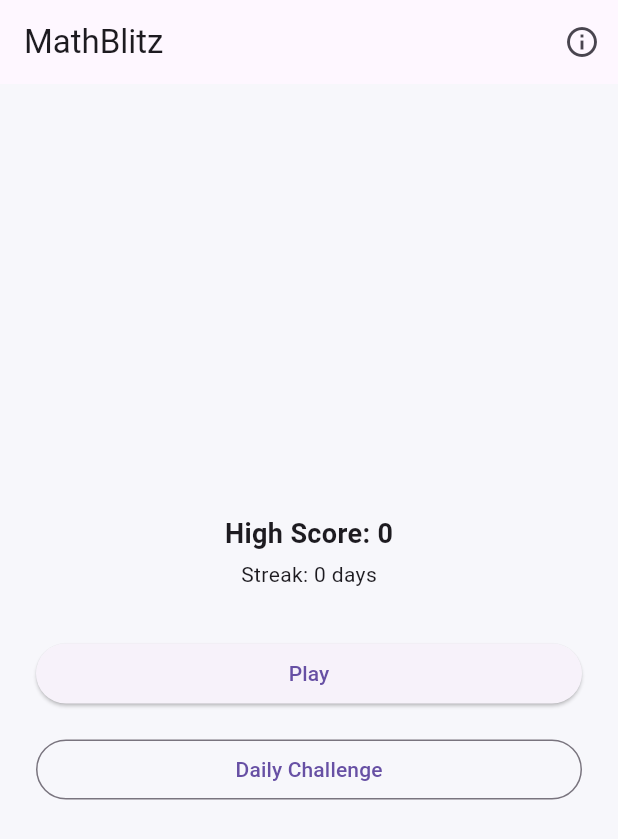
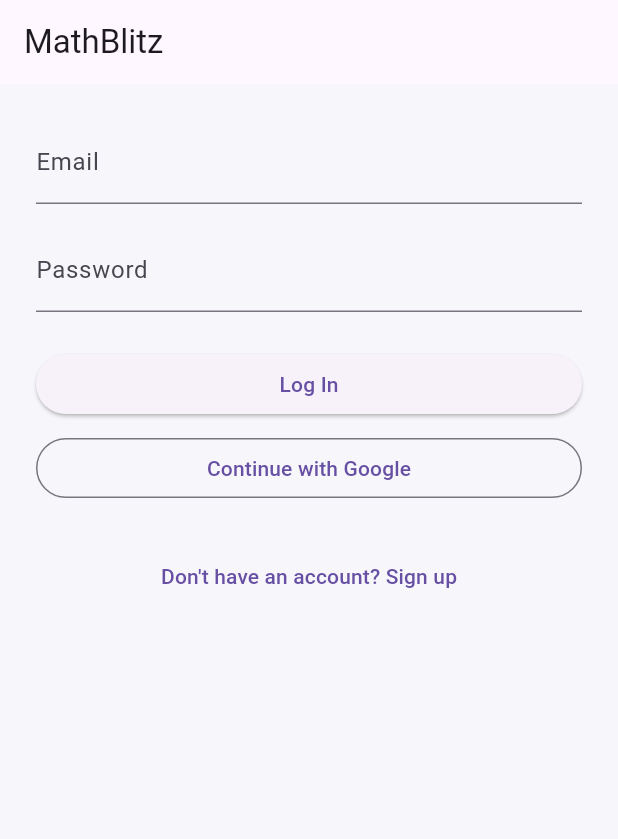
Before and after one commit to amankumar96/BrainMantra, a Flutter app: the screen it shows after launch, on a phone screen of 412 x 824 dp. Shown: the top 839 px of the screen. Run offline on Flutter 3.47's test engine with Material 3 defaults, Android fonts, the phone set to English and light mode, and no system bars; our stand-ins replace shared_preferences, supabase_flutter; accounts and stored records are empty.

Commit message:
Phase 2 Part B: Supabase accounts + leaderboard
Connected to the user's real Supabase project (schema already created via
the SQL Editor per the plan - profiles, daily_test_results,
leaderboard_last_30_days view, all with RLS).

- supabase_config.dart: project URL + anon key (safe to embed - Supabase's
  security model relies on RLS, not key secrecy)
- auth_service.dart: email/password sign-up (Confirm-email disabled per
  the user's request, so sign-up logs straight in) + sign-in, Google
  OAuth via signInWithOAuth (web works now; Android/iOS need their own
  URL-scheme registration before it works there, not yet done), and
  ensureProfileExists() which creates a player's profiles row exactly
  once regardless of which sign-in method first created their account
- leaderboard_service.dart: submitDailyResult (upserts one row per user
  per UTC day) and fetchTopRankings (reads the ranked view)
- sign_up_screen.dart / login_screen.dart: email+password forms + a
  Google button, cross-linked
- leaderboard_screen.dart: ranked list, current player's row highlighted
- main.dart: Supabase.initialize before runApp; a StreamBuilder-driven
  auth gate (session present -> HomeScreen, absent -> LoginScreen) that
  also creates a player's profile row on every AuthChangeEvent.signedIn
- home_screen.dart: shows RulesDialog automatically exactly once (new
  StorageService.hasSeenRules/markRulesSeen flag), a Leaderboard button,
  and a sign-out action
- game_screen.dart: submits to the leaderboard only for Daily Challenge
  sessions (Play stays local-only/unranked, per the plan's fairness
  rationale) - reads _controller.isDailyChallenge rather than
  widget.isDailyChallenge so a test-injected debugController stays
  authoritative

Fixed 2 tests that broke because RulesDialog now auto-shows on a fresh
install (expected - it was blocking taps meant for the widgets under it);
added a dedicated test for the show-once behavior. Added tests for the
new StorageService methods and LeaderboardEntry.fromRow parsing.
AuthService/LeaderboardService's live-Supabase calls are manual-check-only
per the plan - no lightweight fake SupabaseClient to unit test against.

Co-Authored-By: Claude Sonnet 5 <noreply@anthropic.com>

```diff
--- a/lib/main.dart
+++ b/lib/main.dart
@@ -1,10 +1,23 @@
+import 'dart:async';
+
 import 'package:flutter/material.dart';
+import 'package:supabase_flutter/supabase_flutter.dart';
 
 import 'screens/home_screen.dart';
+import 'screens/login_screen.dart';
+import 'services/auth_service.dart';
+import 'services/supabase_config.dart';
 
-/// Entry point. Phase 2 is now wired up: the app launches straight into
-/// HomeScreen instead of the earlier "under construction" placeholder.
-void main() {
+/// Entry point. Connects to Supabase before anything else runs — every
+/// screen assumes `Supabase.instance.client` is already initialized.
+Future<void> main() async {
+  WidgetsFlutterBinding.ensureInitialized();
+  await Supabase.initialize(
+    url: SupabaseConfig.url,
+    // Legacy JWT-format anon keys (like this project's) remain valid —
+    // they're just passed under the SDK's newer parameter name now.
+    publishableKey: SupabaseConfig.anonKey,
+  );
   runApp(const MathBlitzApp());
 }
 
@@ -15,7 +28,52 @@ class MathBlitzApp extends StatelessWidget {
   Widget build(BuildContext context) {
     return const MaterialApp(
       title: 'MathBlitz',
-      home: HomeScreen(),
+      home: _AuthGate(),
     );
   }
 }
+
+/// Decides between the login/sign-up flow and [HomeScreen] based on
+/// whether a Supabase session exists — including on a fresh app launch,
+/// since `supabase_flutter` persists sessions locally by default (this is
+/// what keeps a signed-up player logged in until they actually sign out).
+class _AuthGate extends StatefulWidget {
+  const _AuthGate();
+
+  @override
+  State<_AuthGate> createState() => _AuthGateState();
+}
+
+class _AuthGateState extends State<_AuthGate> {
+  late final StreamSubscription<AuthState> _authSubscription;
+
+  @override
+  void initState() {
+    super.initState();
+    // Separate from the StreamBuilder below — this is purely the
+    // one-time-per-sign-in side effect (creating a profiles row), kept
+    // out of build() so it never runs as a side effect of rebuilding.
+    _authSubscription = AuthService.authStateChanges.listen((state) {
+      if (state.event == AuthChangeEvent.signedIn) {
+        AuthService.ensureProfileExists();
+      }
+    });
+  }
+
+  @override
+  void dispose() {
+    _authSubscription.cancel();
+    super.dispose();
+  }
+
+  @override
+  Widget build(BuildContext context) {
+    return StreamBuilder<AuthState>(
+      stream: AuthService.authStateChanges,
+      builder: (context, _) {
+        final hasSession = AuthService.currentUser != null;
+        return hasSession ? const HomeScreen() : const LoginScreen();
+      },
+    );
+  }
+}
--- /dev/null
+++ b/lib/screens/login_screen.dart
@@ -0,0 +1,127 @@
+import 'package:flutter/material.dart';
+
+import '../services/auth_service.dart';
+import '../utils/constants.dart';
+import 'sign_up_screen.dart';
+
+/// Returning-player login. Like SignUpScreen, doesn't navigate anywhere
+/// on success itself — the root auth-gate in main.dart reacts to the
+/// session becoming active and swaps to HomeScreen automatically.
+class LoginScreen extends StatefulWidget {
+  const LoginScreen({super.key});
+
+  @override
+  State<LoginScreen> createState() => _LoginScreenState();
+}
+
+class _LoginScreenState extends State<LoginScreen> {
+  final _formKey = GlobalKey<FormState>();
+  final _emailController = TextEditingController();
+  final _passwordController = TextEditingController();
+
+  bool _isSubmitting = false;
+  String? _errorMessage;
+
+  @override
+  void dispose() {
+    _emailController.dispose();
+    _passwordController.dispose();
+    super.dispose();
+  }
+
+  Future<void> _submitEmailLogin() async {
+    if (!_formKey.currentState!.validate()) return;
+    setState(() {
+      _isSubmitting = true;
+      _errorMessage = null;
+    });
+    try {
+      await AuthService.signIn(
+        email: _emailController.text.trim(),
+        password: _passwordController.text,
+      );
+    } catch (e) {
+      if (mounted) setState(() => _errorMessage = e.toString());
+    } finally {
+      if (mounted) setState(() => _isSubmitting = false);
+    }
+  }
+
+  Future<void> _submitGoogle() async {
+    setState(() => _errorMessage = null);
+    try {
+      await AuthService.signInWithGoogle();
+    } catch (e) {
+      if (mounted) setState(() => _errorMessage = e.toString());
+    }
+  }
+
+  @override
+  Widget build(BuildContext context) {
+    return Scaffold(
+      backgroundColor: AppColors.background,
+      appBar: AppBar(title: const Text('MathBlitz')),
+      body: SafeArea(
+        child: SingleChildScrollView(
+          padding: const EdgeInsets.all(AppSpacing.lg),
+          child: Form(
+            key: _formKey,
+            child: Column(
+              crossAxisAlignment: CrossAxisAlignment.stretch,
+              children: [
+                TextFormField(
+                  controller: _emailController,
+                  decoration: const InputDecoration(labelText: 'Email'),
+                  keyboardType: TextInputType.emailAddress,
+                  validator: (value) =>
+                      (value == null || !value.contains('@'))
+                          ? 'Enter a valid email'
+                          : null,
+                ),
+                const SizedBox(height: AppSpacing.md),
+                TextFormField(
+                  controller: _passwordController,
+                  decoration: const InputDecoration(labelText: 'Password'),
+                  obscureText: true,
+                  validator: (value) => (value == null || value.isEmpty)
+                      ? 'Enter your password'
+                      : null,
+                ),
+                const SizedBox(height: AppSpacing.lg),
+                if (_errorMessage != null) ...[
+                  Text(
+                    _errorMessage!,
+                    style: const TextStyle(color: AppColors.wrong),
+                  ),
+                  const SizedBox(height: AppSpacing.md),
+                ],
+                ElevatedButton(
+                  onPressed: _isSubmitting ? null : _submitEmailLogin,
+                  child: _isSubmitting
+                      ? const SizedBox(
+                          width: 20,
+                          height: 20,
+                          child: CircularProgressIndicator(strokeWidth: 2),
+                        )
+                      : const Text('Log In'),
+                ),
+                const SizedBox(height: AppSpacing.sm),
+                OutlinedButton(
+                  onPressed: _isSubmitting ? null : _submitGoogle,
+                  child: const Text('Continue with Google'),
+                ),
+                const SizedBox(height: AppSpacing.lg),
+                TextButton(
+                  onPressed: () => Navigator.of(context).pushReplacement(
+                    MaterialPageRoute(builder: (_) => const SignUpScreen()),
+                  ),
+                  child: const Text("Don't have an account? Sign up"),
+                ),
+              ],
+            ),
+          ),
+        ),
+      ),
+    );
+  }
+}
--- /dev/null
+++ b/lib/services/auth_service.dart
@@ -0,0 +1,96 @@
+import 'package:flutter/foundation.dart';
+import 'package:supabase_flutter/supabase_flutter.dart';
+
+/// Wraps Supabase Auth so the rest of the app never touches the
+/// `supabase_flutter` client directly. With "Confirm email" turned off in
+/// the Supabase project, [signUp] returns an active, logged-in session
+/// immediately — no email-confirmation step for the player to go through.
+abstract final class AuthService {
+  static SupabaseClient get _client => Supabase.instance.client;
+
+  static User? get currentUser => _client.auth.currentUser;
+
+  /// Fires on every sign-in, sign-out, and token refresh. `main.dart`'s
+  /// auth gate listens to this to decide whether to show the login flow
+  /// or go straight to [HomeScreen] — including on a fresh app launch,
+  /// since `supabase_flutter` persists sessions locally by default (this
+  /// is what makes a signed-up player stay logged in until they actually
+  /// sign out or uninstall, with no extra work needed).
+  static Stream<AuthState> get authStateChanges => _client.auth.onAuthStateChange;
+
+  static Future<void> signUp({
+    required String email,
+    required String password,
+    required String displayName,
+  }) async {
+    final response =
+        await _client.auth.signUp(email: email, password: password);
+    if (response.user == null) {
+      throw StateError(
+        'Sign up did not return a user — check that "Confirm email" is '
+        'disabled in the Supabase project (Authentication > Providers > '
+        'Email), otherwise no session is issued until the email link is '
+        'clicked.',
+      );
+    }
+    await ensureProfileExists(preferredDisplayName: displayName);
+  }
+
+  static Future<void> signIn({
+    required String email,
+    required String password,
+  }) {
+    return _client.auth.signInWithPassword(email: email, password: password);
+  }
+
+  /// Opens Google's sign-in flow. On web this redirects within the same
+  /// tab; on Android/iOS it opens the system browser and redirects back
+  /// via [redirectTo] — actually receiving that redirect on mobile needs
+  /// the corresponding URL-scheme registered in AndroidManifest.xml /
+  /// Info.plist, which is a separate platform-config step not yet done
+  /// (this app has only been run on web/desktop so far). Works as-is on
+  /// web with no further setup.
+  static Future<void> signInWithGoogle() {
+    return _client.auth.signInWithOAuth(
+      OAuthProvider.google,
+      redirectTo: kIsWeb ? null : 'io.mathblitz.app://login-callback',
+    );
+  }
+
+  static Future<void> signOut() => _client.auth.signOut();
+
+  /// Creates this player's `profiles` row if one doesn't already exist.
+  /// Called after [signUp] (with the name they typed in the form) and
+  /// again from the auth-state listener on every sign-in (covering
+  /// Google sign-in, which never goes through [signUp] and so needs its
+  /// profile created the first time that user is ever seen).
+  static Future<void> ensureProfileExists({String? preferredDisplayName}) async {
+    final user = currentUser;
+    if (user == null) return;
+
+    final existing = await _client
+        .from('profiles')
+        .select('id')
+        .eq('id', user.id)
+        .maybeSingle();
+    if (existing != null) return;
+
+    final displayName = preferredDisplayName ??
+        user.userMetadata?['full_name'] as String? ??
+        user.userMetadata?['name'] as String? ??
+        user.email?.split('@').first ??
+        'Player';
+
+    try {
+      await _client.from('profiles').insert({
+        'id': user.id,
+        'display_name': displayName,
+      });
+    } on PostgrestException catch (e) {
+      // A duplicate-key error here means another call already created
+      // the row (a harmless race, not a real failure) — anything else
+      // should still surface.
+      if (e.code != '23505') rethrow;
+    }
+  }
+}
--- a/pubspec.yaml
+++ b/pubspec.yaml
@@ -37,6 +37,7 @@ dependencies:
   uuid: ^4.6.0
   shared_preferences: ^2.5.5
   provider: ^6.1.5+1
+  supabase_flutter: ^2.17.2
 
 dev_dependencies:
   flutter_test:
```
Also changed, not shown: lib/screens/game_screen.dart (+20 -1 lines), lib/screens/home_screen.dart (+37 -0 lines), lib/screens/leaderboard_screen.dart (added, +83 -0 lines), lib/screens/sign_up_screen.dart (added, +140 -0 lines), lib/services/leaderboard_service.dart (added, +79 -0 lines), lib/services/storage_service.dart (+18 -1 lines), lib/services/supabase_config.dart (added, +11 -0 lines), pubspec.lock, 3 other files.
